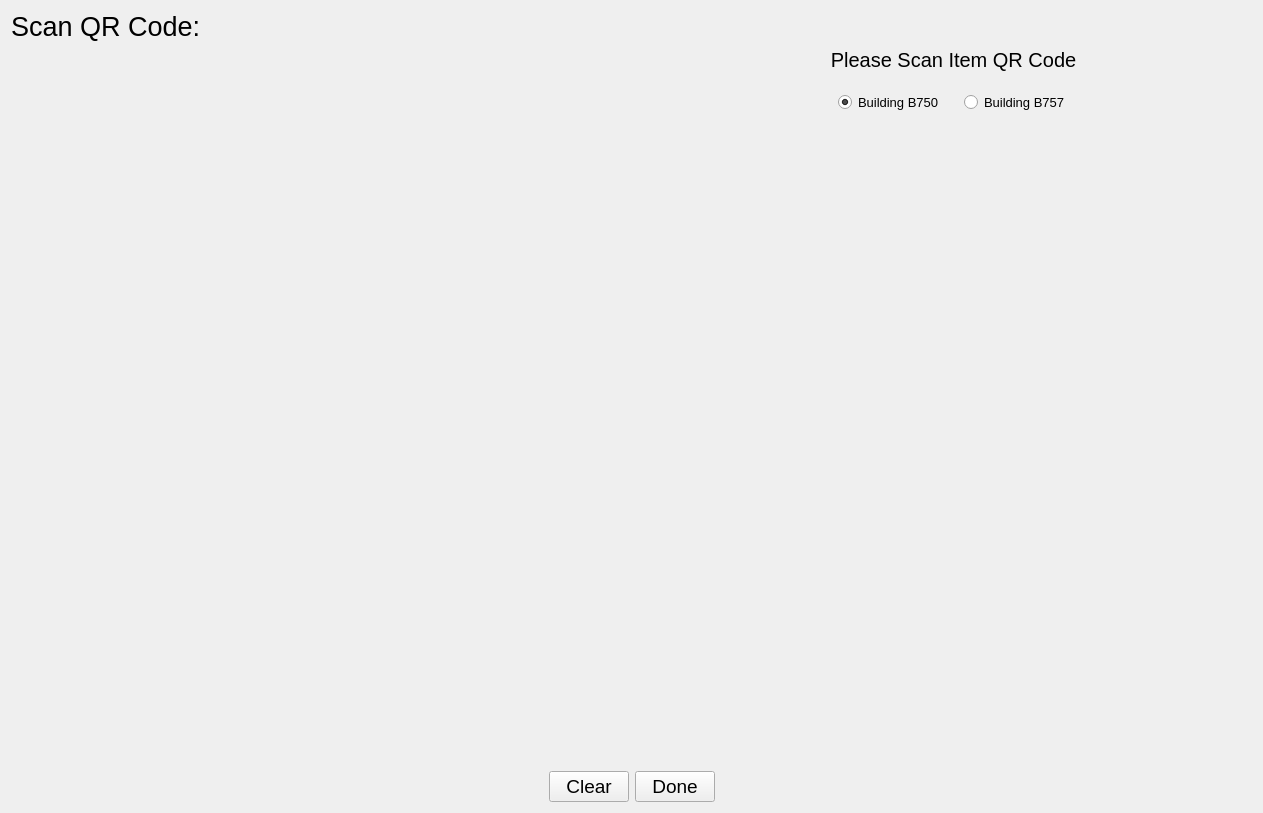
Qt form ui/scanner.ui (pcdshub/stock-management) before a commit.
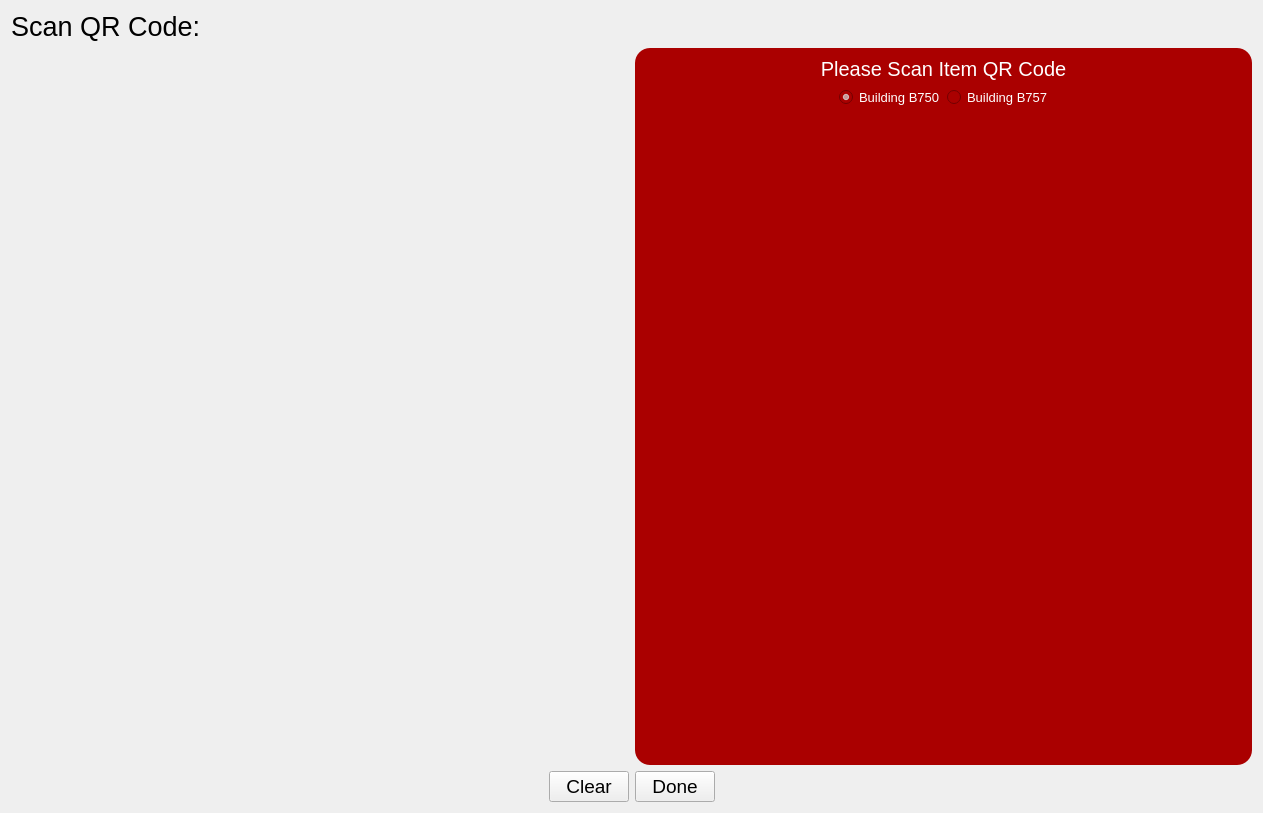
The same form after that commit. Icons and pictures are not drawn.

Commit message:
scanner.ui color update, README.md/meta.yaml updates
- Slightly changed the layout and functionality of scanner.ui to be more visually appealing and prevent altering of data with the QTextEdit.

- Updated README.md with new and improved descriptions, file tree, requirements, git information, etc.

- Updated meta.yaml and requirements.txt with qrcode build requirement.

```diff
--- a/ui/scanner.ui
+++ b/ui/scanner.ui
@@ -42,15 +42,18 @@
       </widget>
      </item>
      <item>
-      <layout class="QVBoxLayout" name="verticalLayout_2" stretch="0,1,4">
-       <property name="spacing">
-        <number>20</number>
+      <widget class="QWidget" name="widget" native="true">
+       <property name="styleSheet">
+        <string notr="true">QWidget{
+         background-color: rgb(170, 0, 0);
+         border-radius: 15px;
+         color: white;
+         }
+        </string>
        </property>
-       <property name="leftMargin">
-        <number>20</number>
-       </property>
+       <layout class="QVBoxLayout" name="verticalLayout" stretch="0,1,4">
        <item>
-        <widget class="QLabel" name="desc_lbl">
+         <widget class="QLabel" name="label">
          <property name="font">
           <font>
            <pointsize>15</pointsize>
@@ -135,16 +138,13 @@
 border: 0px
 }</string>
          </property>
-         <property name="html">
-          <string>&lt;!DOCTYPE HTML PUBLIC &quot;-//W3C//DTD HTML 4.0//EN&quot; &quot;http://www.w3.org/TR/REC-html40/strict.dtd&quot;&gt;
-&lt;html&gt;&lt;head&gt;&lt;meta name=&quot;qrichtext&quot; content=&quot;1&quot; /&gt;&lt;style type=&quot;text/css&quot;&gt;
-p, li { white-space: pre-wrap; }
-&lt;/style&gt;&lt;/head&gt;&lt;body style=&quot; font-family:'MS Shell Dlg 2'; font-size:7.8pt; font-weight:400; font-style:normal;&quot;&gt;
-&lt;p style=&quot;-qt-paragraph-type:empty; margin-top:0px; margin-bottom:0px; margin-left:0px; margin-right:0px; -qt-block-indent:0; text-indent:0px; font-size:8pt;&quot;&gt;&lt;br /&gt;&lt;/p&gt;&lt;/body&gt;&lt;/html&gt;</string>
+          <property name="readOnly">
+           <bool>true</bool>
          </property>
         </widget>
        </item>
       </layout>
+      </widget>
      </item>
     </layout>
    </item>
```
Left out of the diff: 2 changed lines with no effect on the pictures. Lines whose indentation alone changed are shown as unchanged. The commit also changes 3 other files.
